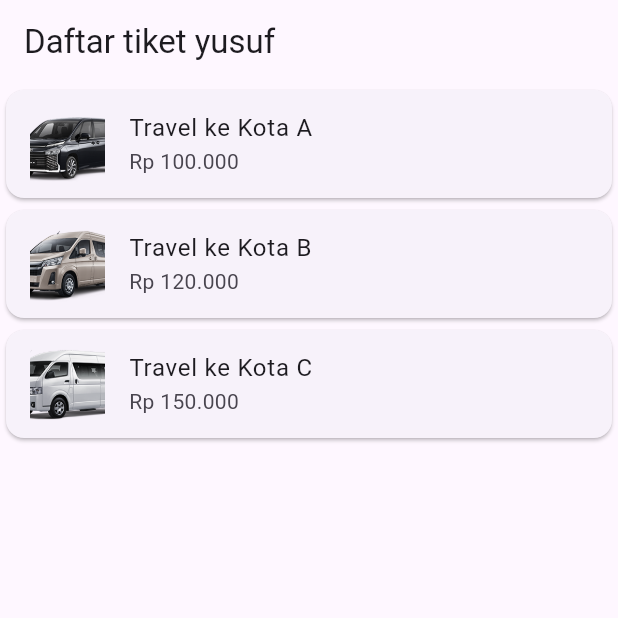
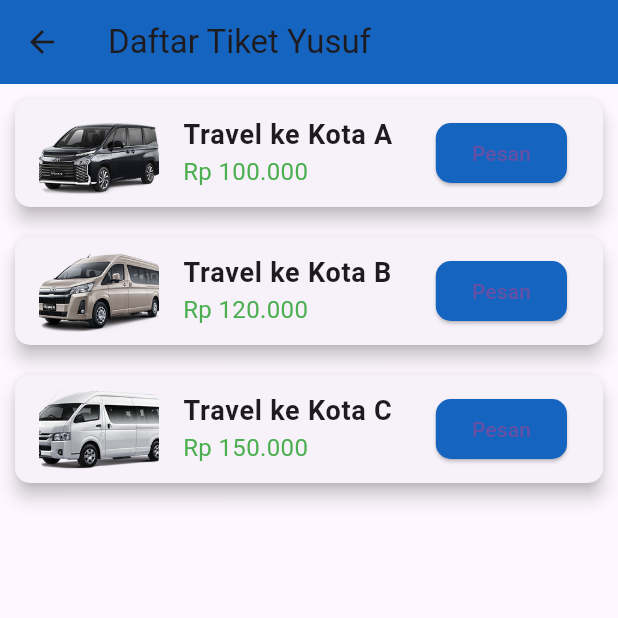
Before and after one commit to TEUNGKU-ZULKIFLI/ACEH_TICKET_TRAVEL_CAR, a Flutter app: the HomeScreen screen opened directly, on a phone screen of 412 x 824 dp, the top half of it. Run offline on Flutter 3.47's test engine with Material 3 defaults, Android fonts, the light colour scheme and no system bars.

Commit message:
yusuf mengedit page home screen.dart

```diff
--- a/lib/home_screen.dart
+++ b/lib/home_screen.dart
@@ -23,32 +23,55 @@ class HomeScreen extends StatelessWidget {
   Widget build(BuildContext context) {
     return Scaffold(
       appBar: AppBar(
-        title: Text('Daftar tiket yusuf'),
+        title: Text('Daftar Tiket Yusuf'),
+        backgroundColor: Colors.blue[800],
       ),
-      body: ListView.builder(
+      body: Container(
+        child: ListView.builder(
           itemCount: tickets.length,
           itemBuilder: (context, index) {
             final ticket = tickets[index];
             return Card(
+              elevation: 5,
+              margin: EdgeInsets.all(10),
+              shape: RoundedRectangleBorder(
+                borderRadius: BorderRadius.circular(10),
+              ),
               child: ListTile(
-              leading: Image.asset(
+                leading: ClipRRect(
+                  borderRadius: BorderRadius.circular(10),
+                  child: Image.asset(
                     ticket['image']!,
-                width: 50,
-                height: 50,
+                    width: 80,
+                    height: 80,
                     fit: BoxFit.cover,
                   ),
-              title: Text(ticket['title']!),
-              subtitle: Text(ticket['price']!),
+                ),
+                title: Text(
+                  ticket['title']!,
+                  style: TextStyle(fontSize: 18, fontWeight: FontWeight.bold),
+                ),
+                subtitle: Text(
+                  ticket['price']!,
+                  style: TextStyle(fontSize: 16, color: Colors.green),
+                ),
+                trailing: ElevatedButton(
+                  onPressed: () {
+                    // Tambahkan aksi saat tombol ditekan
+                  },
+                  child: Text('Pesan'),
+                  style: ElevatedButton.styleFrom(
+                    backgroundColor: Colors.blue[800],
+                    shape: RoundedRectangleBorder(
+                      borderRadius: BorderRadius.circular(10),
+                    ),
+                  ),
+                ),
               ),
             );
           },
         ),
+      ),
     );
   }
 }
-
-void main() {
-  runApp(MaterialApp(
-    home: HomeScreen(),
-  ));
-}
```
Lines whose indentation alone changed are shown as unchanged.
